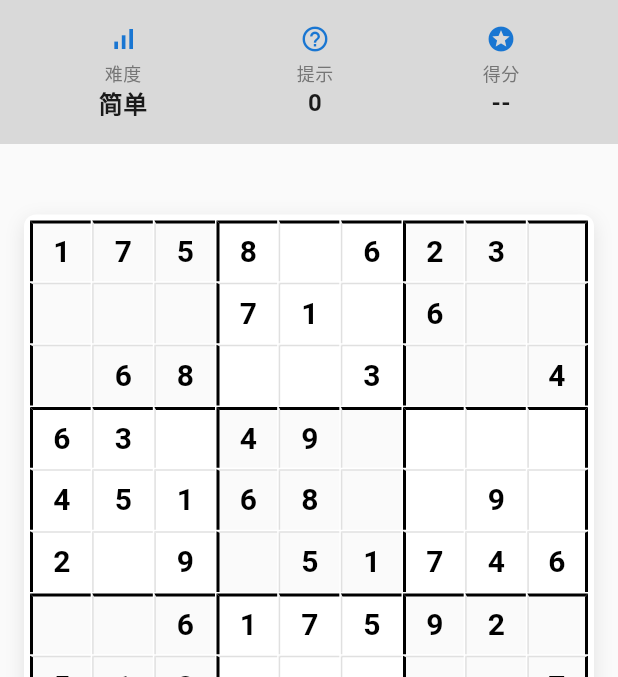
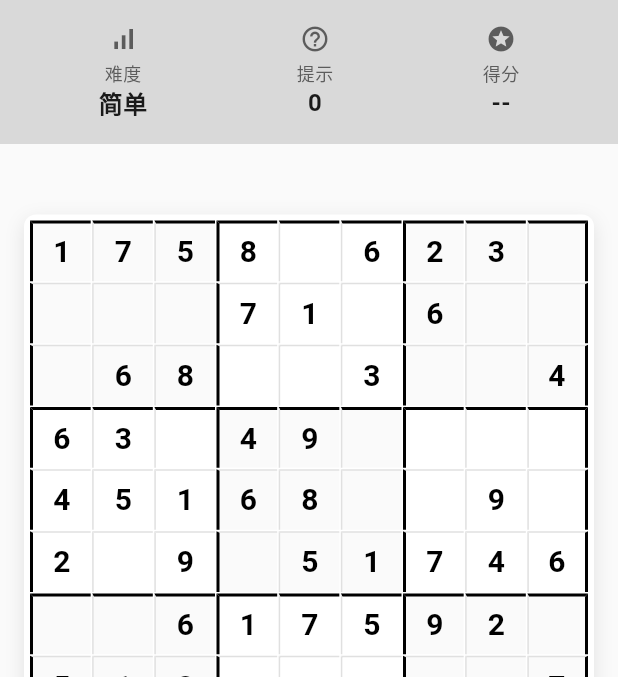
Before and after one commit to yedeying/sudoku-dart, a Flutter app: the screen it shows after launch, after a tap on "简单", on a phone screen of 412 x 824 dp, the part 84-761 px from its top. Run offline on Flutter 3.47's test engine with Material 3 defaults, Android fonts, the phone set to English and light mode, and no system bars.

Commit message:
fix: grayscale info-bar icons via ColorScheme tokens

```diff
--- a/lib/screens/game_screen.dart
+++ b/lib/screens/game_screen.dart
@@ -228,22 +228,24 @@ class _GameScreenState extends State<GameScreen> {
     required String label,
     required String value,
   }) {
+    final scheme = Theme.of(context).colorScheme;
     return Column(
       children: [
-        Icon(icon, size: 20, color: Colors.blue.shade700),
+        Icon(icon, size: 20, color: scheme.onSurfaceVariant),
         const SizedBox(height: 4),
         Text(
           label,
           style: TextStyle(
             fontSize: 12,
-            color: Colors.grey.shade600,
+            color: scheme.onSurfaceVariant,
           ),
         ),
         Text(
           value,
-          style: const TextStyle(
+          style: TextStyle(
             fontSize: 16,
             fontWeight: FontWeight.bold,
+            color: scheme.onSurface,
           ),
         ),
       ],
```
